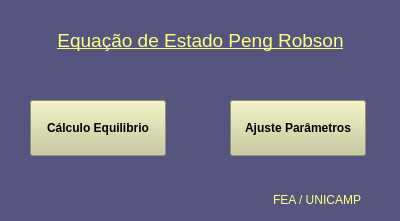
First picture: the form in mainwindow.ui, repository WilliamAraujo/calculo_de_equilibrio, before the edit.
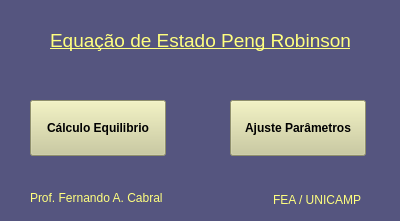
Second picture: the form after the edit.

The edit to the form file:
```diff
--- a/mainwindow.ui
+++ b/mainwindow.ui
@@ -84,7 +84,7 @@
     <string notr="true">color: rgb(255, 255, 127);</string>
    </property>
    <property name="text">
-    <string>Equação de Estado Peng Robson</string>
+    <string>Equação de Estado Peng Robinson</string>
    </property>
    <property name="textFormat">
     <enum>Qt::AutoText</enum>
@@ -132,6 +132,22 @@
     <bool>true</bool>
    </property>
   </widget>
+  <widget class="QLabel" name="label_3">
+   <property name="geometry">
+    <rect>
+     <x>30</x>
+     <y>190</y>
+     <width>161</width>
+     <height>16</height>
+    </rect>
+   </property>
+   <property name="styleSheet">
+    <string notr="true">color: rgb(255, 255, 127);</string>
+   </property>
+   <property name="text">
+    <string>Prof. Fernando A. Cabral</string>
+   </property>
+  </widget>
  </widget>
  <resources/>
  <connections/>
```
